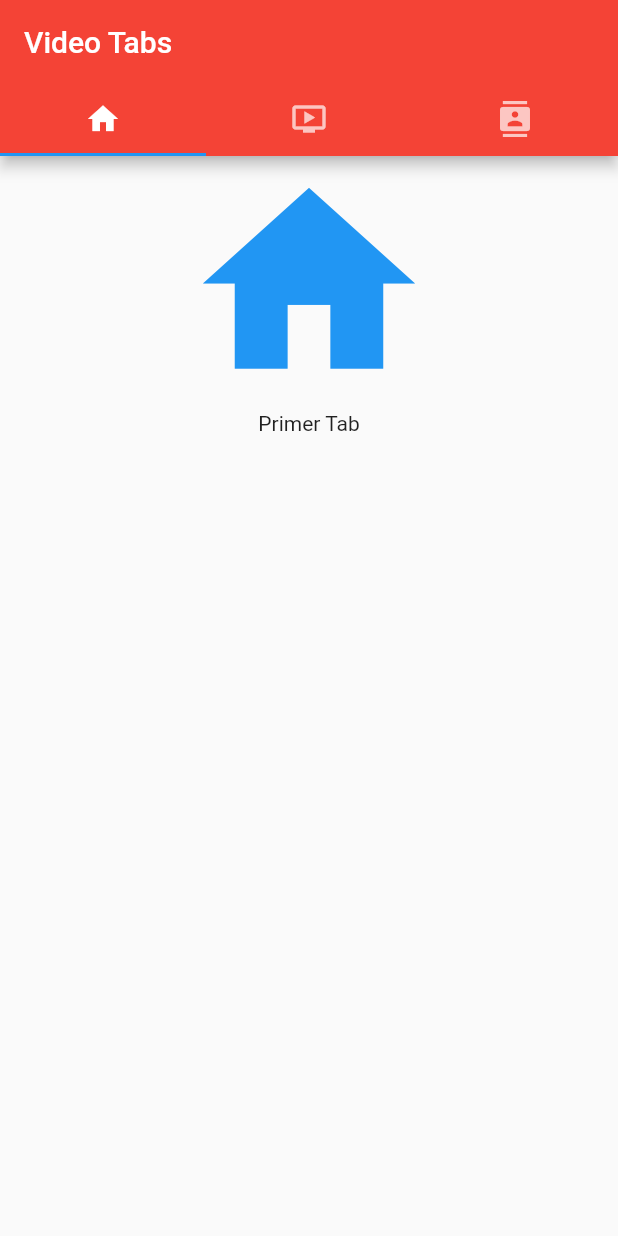
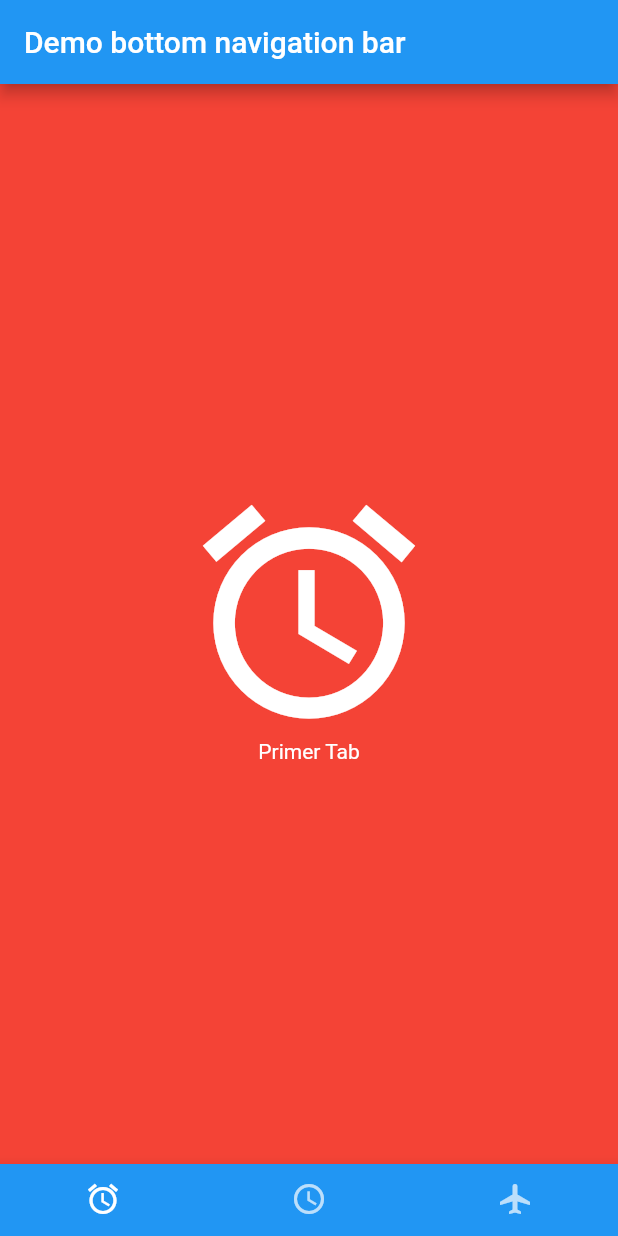
Before and after one commit to cruzriga/flutter_textfield_and_alert, a Flutter app: the screen it shows after launch, on a phone screen of 412 x 824 dp. Run offline on Flutter 3.47's test engine with Material 2 defaults, Android fonts, the phone set to English and light mode, and no system bars.

Commit message:
ussar bottom tab navigator

```diff
--- a/lib/main.dart
+++ b/lib/main.dart
@@ -1,5 +1,5 @@
 import 'package:flutter/material.dart';
-import 'package:fluttertextfieldandalert/src/tabs.dart';
+import 'package:fluttertextfieldandalert/src/tabs_test.dart';
 
 
 void main() => runApp(MyApp());
@@ -9,7 +9,7 @@ class MyApp extends StatelessWidget {
   Widget build(BuildContext context) {
     return MaterialApp(
       title: 'Material App',
-      home: MyTabs(),
+      home: TabsTest(),
     );
   }
 }
--- /dev/null
+++ b/lib/src/screens/bfirst.dart
@@ -0,0 +1,21 @@
+import 'package:flutter/material.dart';
+class BFirst extends StatelessWidget {
+  @override
+  Widget build(BuildContext context) {
+    return Center(
+      child: Column(
+        mainAxisAlignment: MainAxisAlignment.center,
+        crossAxisAlignment: CrossAxisAlignment.center,
+        children: <Widget>[
+          Icon(
+              Icons.alarm,
+              size: 170.0,
+              color: Colors.white),
+          Text(
+            'Primer Tab',
+            style: TextStyle(color: Colors.white),)
+        ],
+      ),
+    );
+  }
+}
--- a/lib/src/tabs.dart
+++ b/lib/src/tabs.dart
@@ -28,7 +28,7 @@ class _MyTabsState extends State<MyTabs> {
           children: <Widget>[
             Home(),
             Video(),
-            Contacts()
+            Text('hola'),
           ],
         ),
       ),
--- /dev/null
+++ b/lib/src/tabs_test.dart
@@ -0,0 +1,34 @@
+import 'package:flutter/material.dart';
+import 'package:fluttertextfieldandalert/src/screens/bfirst.dart';
+import 'package:fluttertextfieldandalert/src/screens/bsecond.dart';
+import 'package:fluttertextfieldandalert/src/screens/btrird.dart';
+class TabsTest extends StatelessWidget {
+  @override
+  Widget build(BuildContext context) {
+    return DefaultTabController(
+      length:3,
+      child: Scaffold(
+          backgroundColor: Colors.red,
+        appBar : AppBar(
+          title: Text('Demo bottom navigation bar'),
+          backgroundColor: Colors.blue,
+        ),
+        body: TabBarView(
+          children: <Widget>[
+            BFirst(),
+            Bsecond(),
+            BTird()
+          ],
+        ),
+        bottomNavigationBar: BottomAppBar(
+          color: Colors.blue,
+              child: TabBar(tabs: <Widget>[
+                Tab(icon: Icon(Icons.alarm)),
+                Tab(icon: Icon(Icons.access_time)),
+                Tab(icon: Icon(Icons.airplanemode_active)),
+              ]),
+            )
+      )
+    );
+  }
+}
```
Also changed, not shown: lib/src/screens/bsecond.dart (added, +21 -0 lines), lib/src/screens/btrird.dart (added, +21 -0 lines).
